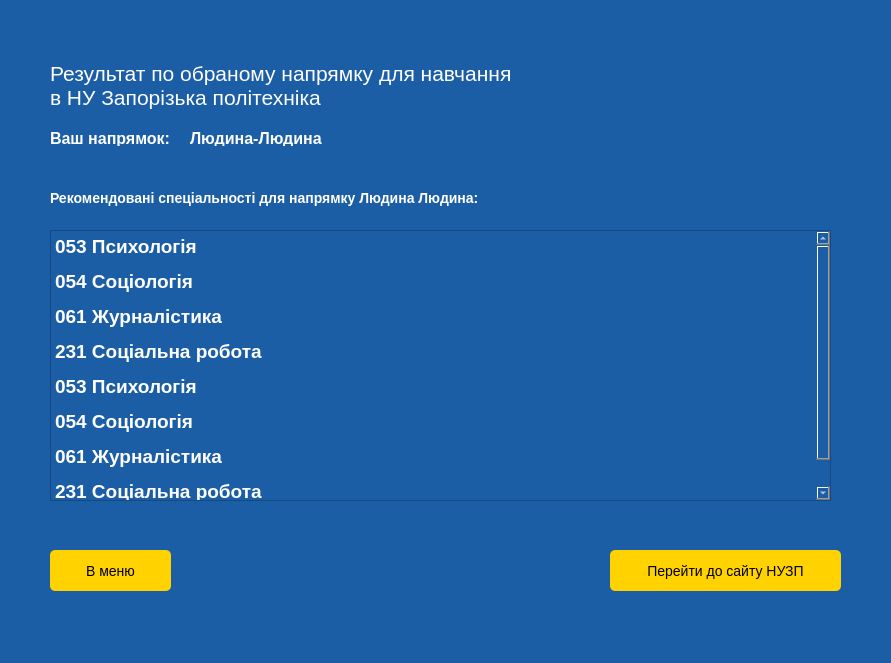
Old version of the form specialtywindow.ui in the repository admiralbub/oop_course_2020.
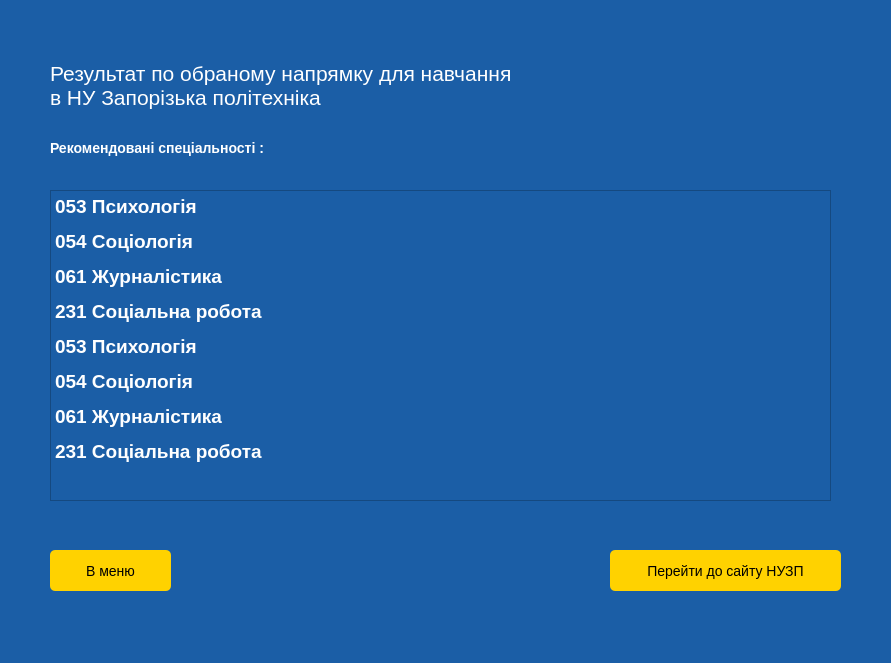
New version of the form.

The edit to the form file:
```diff
--- a/specialtywindow.ui
+++ b/specialtywindow.ui
@@ -86,45 +86,11 @@
      <string>Перейти до сайту НУЗП</string>
     </property>
    </widget>
-   <widget class="QLabel" name="label_3">
-    <property name="geometry">
-     <rect>
-      <x>190</x>
-      <y>130</y>
-      <width>531</width>
-      <height>16</height>
-     </rect>
-    </property>
-    <property name="styleSheet">
-     <string notr="true">font-size:16px;
-font-weight:600;</string>
-    </property>
-    <property name="text">
-     <string>Людина-Людина</string>
-    </property>
-   </widget>
-   <widget class="QLabel" name="label_4">
-    <property name="geometry">
-     <rect>
-      <x>50</x>
-      <y>130</y>
-      <width>131</width>
-      <height>16</height>
-     </rect>
-    </property>
-    <property name="styleSheet">
-     <string notr="true">font-size:16px;
-font-weight:600;</string>
-    </property>
-    <property name="text">
-     <string>Ваш напрямок:</string>
-    </property>
-   </widget>
    <widget class="QLabel" name="label_5">
     <property name="geometry">
      <rect>
       <x>50</x>
-      <y>190</y>
+      <y>140</y>
       <width>781</width>
       <height>16</height>
      </rect>
@@ -134,16 +100,16 @@
 font-weight:600;</string>
     </property>
     <property name="text">
-     <string>Рекомендовані спеціальності для напрямку Людина Людина:</string>
+     <string>Рекомендовані спеціальності :</string>
     </property>
    </widget>
    <widget class="QTextBrowser" name="textBrowser">
     <property name="geometry">
      <rect>
       <x>50</x>
-      <y>230</y>
+      <y>190</y>
       <width>781</width>
-      <height>271</height>
+      <height>311</height>
      </rect>
     </property>
     <property name="styleSheet">
```
